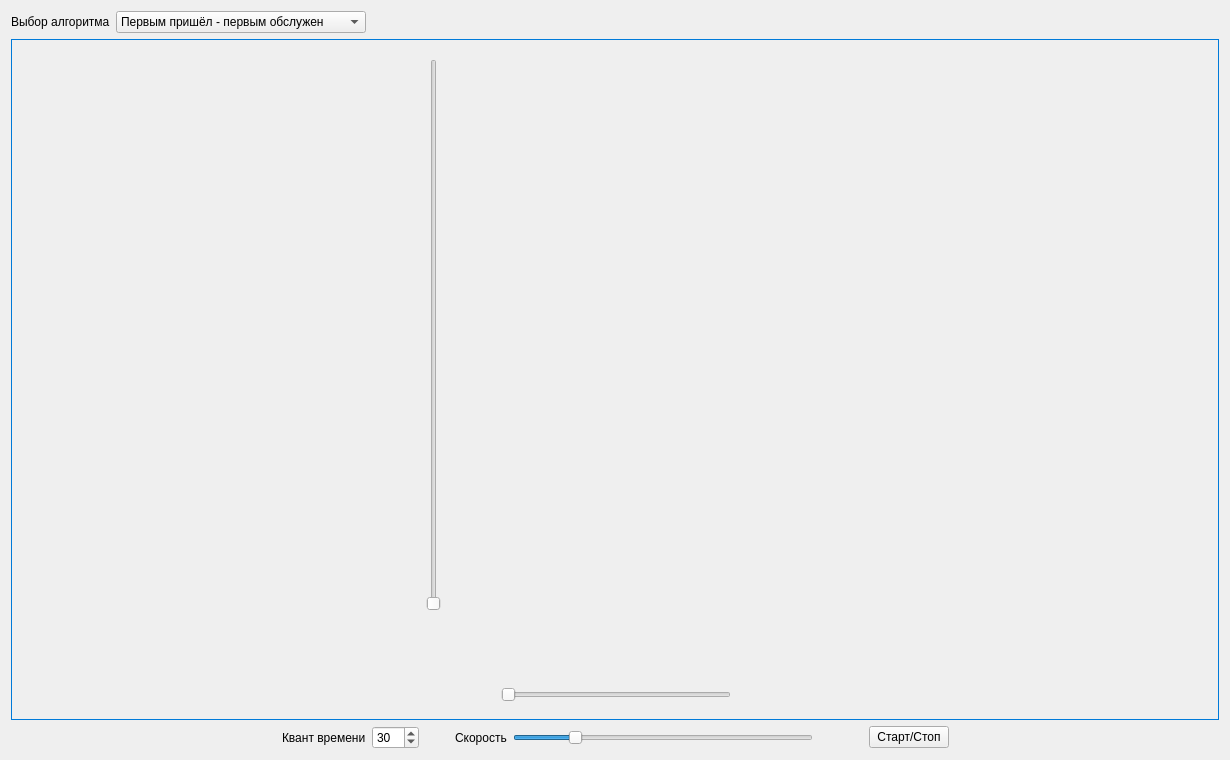
This is mainwindow.ui in Ore111ek/Algorithms_of_Planning as Qt 5 draws it before an edit. The edited form follows.
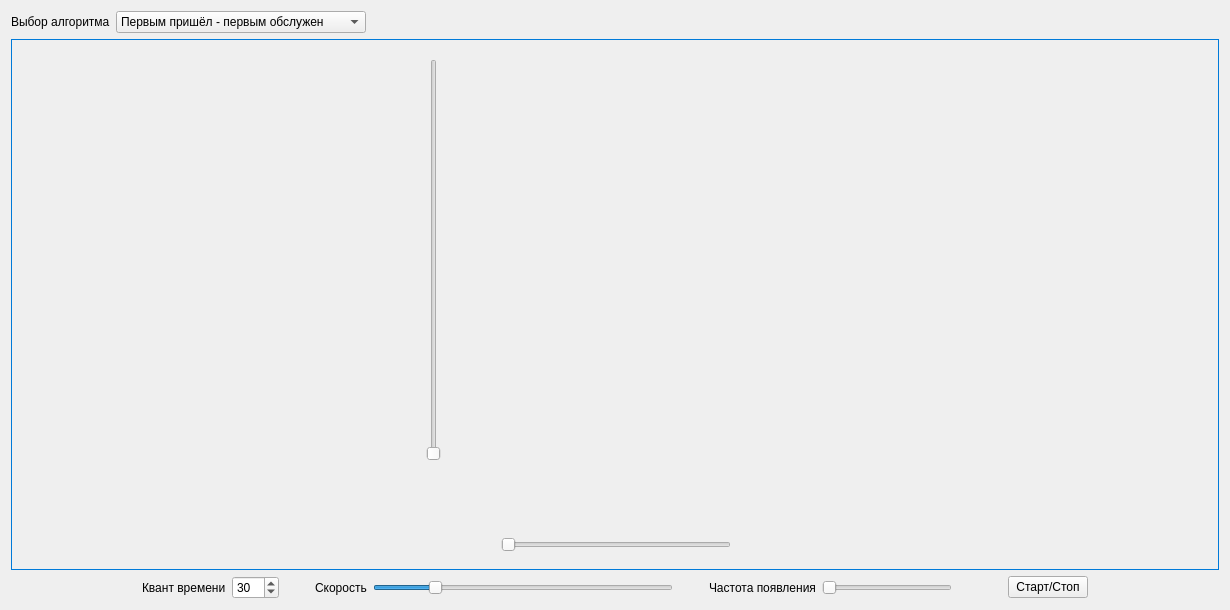
This is the edited form.

```diff
--- a/mainwindow.ui
+++ b/mainwindow.ui
@@ -7,19 +7,19 @@
     <x>0</x>
     <y>0</y>
     <width>1230</width>
-    <height>760</height>
+    <height>610</height>
    </rect>
   </property>
   <property name="minimumSize">
    <size>
     <width>1230</width>
-    <height>760</height>
+    <height>610</height>
    </size>
   </property>
   <property name="maximumSize">
    <size>
     <width>1230</width>
-    <height>760</height>
+    <height>610</height>
    </size>
   </property>
   <property name="windowTitle">
@@ -115,7 +115,7 @@
          <x>412</x>
          <y>20</y>
          <width>22</width>
-         <height>552</height>
+         <height>402</height>
         </rect>
        </property>
        <property name="maximum">
@@ -129,7 +129,7 @@
        <property name="geometry">
         <rect>
          <x>490</x>
-         <y>645</y>
+         <y>495</y>
          <width>230</width>
          <height>22</height>
         </rect>
@@ -238,6 +238,42 @@
         </property>
        </widget>
       </item>
+      <item>
+       <spacer name="horizontalSpacer_6">
+        <property name="orientation">
+         <enum>Qt::Horizontal</enum>
+        </property>
+        <property name="sizeType">
+         <enum>QSizePolicy::Fixed</enum>
+        </property>
+        <property name="sizeHint" stdset="0">
+         <size>
+          <width>30</width>
+          <height>20</height>
+         </size>
+        </property>
+       </spacer>
+      </item>
+      <item>
+       <widget class="QLabel" name="label_2">
+        <property name="text">
+         <string>Частота появления</string>
+        </property>
+       </widget>
+      </item>
+      <item>
+       <widget class="QSlider" name="frequencySlider">
+        <property name="minimum">
+         <number>1</number>
+        </property>
+        <property name="maximum">
+         <number>5</number>
+        </property>
+        <property name="orientation">
+         <enum>Qt::Horizontal</enum>
+        </property>
+       </widget>
+      </item>
       <item>
        <spacer name="horizontalSpacer_3">
         <property name="orientation">
```
